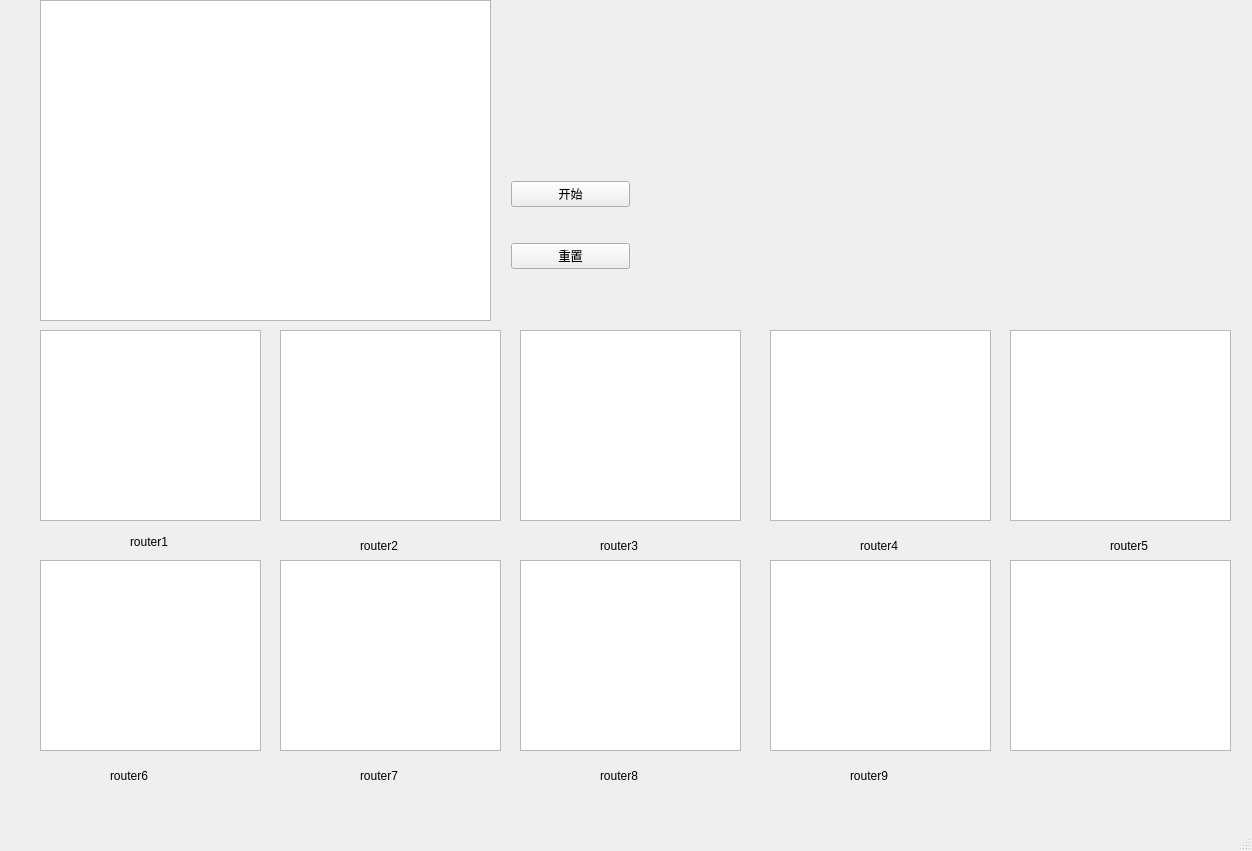
Before: the Qt Designer form Rip_Qt/Rip.ui in lwenxu/Rip_Qt, drawn with Qt 5.
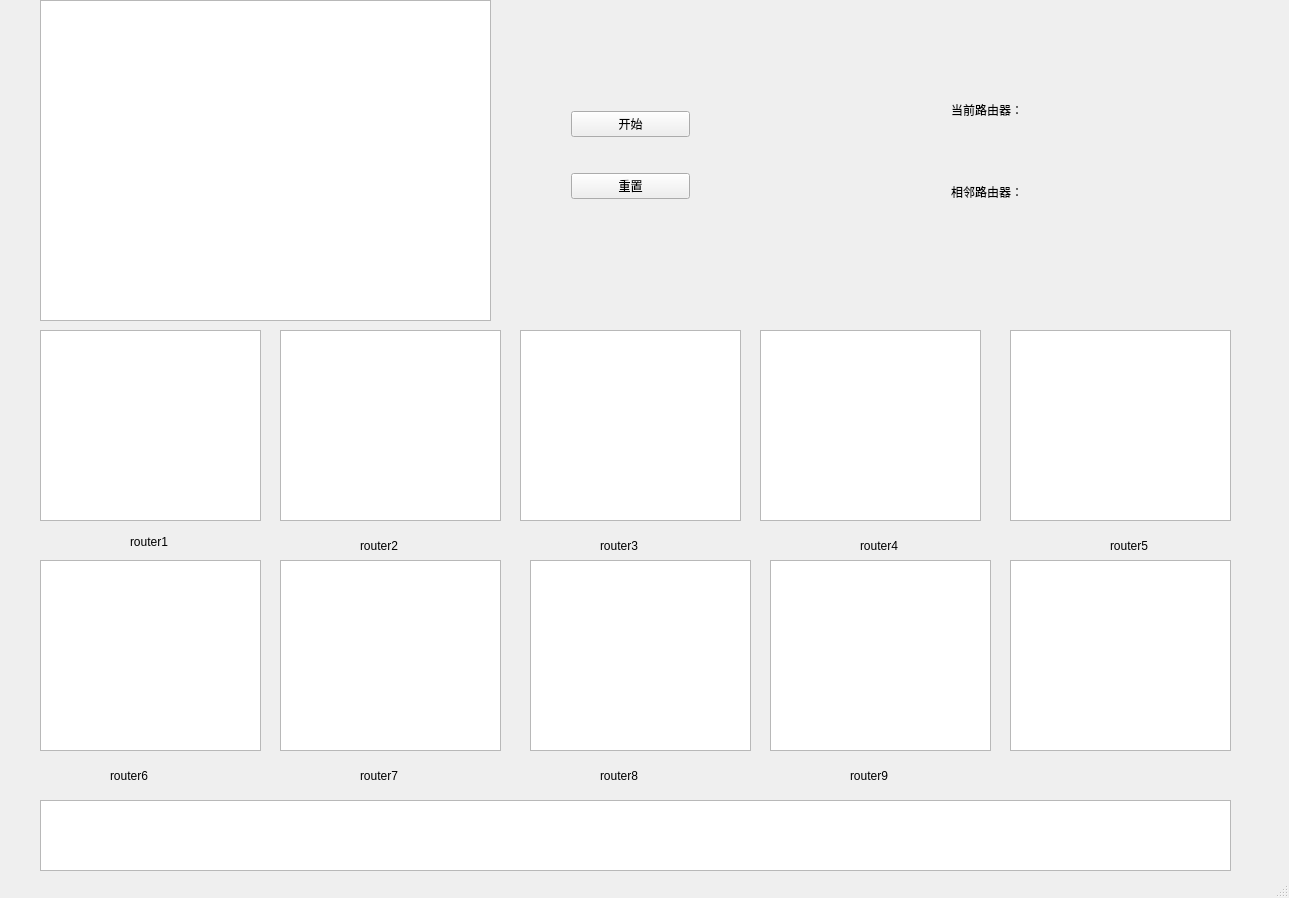
After: the same form once the commit is applied. Icons and pictures are not drawn.

What changed in the file:
```diff
--- a/Rip_Qt/Rip.ui
+++ b/Rip_Qt/Rip.ui
@@ -6,8 +6,8 @@
    <rect>
     <x>0</x>
     <y>0</y>
-    <width>1252</width>
-    <height>851</height>
+    <width>1289</width>
+    <height>898</height>
    </rect>
   </property>
   <property name="windowTitle">
@@ -46,7 +46,7 @@
    <widget class="QLabel" name="label_18">
     <property name="geometry">
      <rect>
-      <x>190</x>
+      <x>180</x>
       <y>140</y>
       <width>21</width>
       <height>21</height>
@@ -153,8 +153,8 @@
    <widget class="QWidget" name="layoutWidget">
     <property name="geometry">
      <rect>
-      <x>500</x>
-      <y>140</y>
+      <x>560</x>
+      <y>70</y>
       <width>141</width>
       <height>171</height>
      </rect>
@@ -293,8 +293,8 @@
    <widget class="QTableWidget" name="tableWidget_7">
     <property name="geometry">
      <rect>
-      <x>280</x>
-      <y>330</y>
+      <x>40</x>
+      <y>560</y>
       <width>221</width>
       <height>191</height>
      </rect>
@@ -303,8 +303,8 @@
    <widget class="QTableWidget" name="tableWidget_8">
     <property name="geometry">
      <rect>
-      <x>520</x>
-      <y>330</y>
+      <x>280</x>
+      <y>560</y>
       <width>221</width>
       <height>191</height>
      </rect>
@@ -313,8 +313,8 @@
    <widget class="QTableWidget" name="tableWidget_9">
     <property name="geometry">
      <rect>
-      <x>770</x>
-      <y>330</y>
+      <x>530</x>
+      <y>560</y>
       <width>221</width>
       <height>191</height>
      </rect>
@@ -346,8 +346,8 @@
    <widget class="QTableWidget" name="tableWidget_3">
     <property name="geometry">
      <rect>
-      <x>40</x>
-      <y>560</y>
+      <x>280</x>
+      <y>330</y>
       <width>221</width>
       <height>191</height>
      </rect>
@@ -356,8 +356,8 @@
    <widget class="QTableWidget" name="tableWidget_4">
     <property name="geometry">
      <rect>
-      <x>280</x>
-      <y>560</y>
+      <x>520</x>
+      <y>330</y>
       <width>221</width>
       <height>191</height>
      </rect>
@@ -366,8 +366,8 @@
    <widget class="QTableWidget" name="tableWidget_5">
     <property name="geometry">
      <rect>
-      <x>520</x>
-      <y>560</y>
+      <x>760</x>
+      <y>330</y>
       <width>221</width>
       <height>191</height>
      </rect>
@@ -393,6 +393,79 @@
      </rect>
     </property>
    </widget>
+   <widget class="QTextEdit" name="logs">
+    <property name="geometry">
+     <rect>
+      <x>40</x>
+      <y>800</y>
+      <width>1191</width>
+      <height>71</height>
+     </rect>
+    </property>
+   </widget>
+   <widget class="QWidget" name="layoutWidget">
+    <property name="geometry">
+     <rect>
+      <x>940</x>
+      <y>60</y>
+      <width>271</width>
+      <height>181</height>
+     </rect>
+    </property>
+    <layout class="QVBoxLayout" name="verticalLayout">
+     <item>
+      <layout class="QHBoxLayout" name="horizontalLayout">
+       <item>
+        <widget class="QLabel" name="label_2">
+         <property name="styleSheet">
+          <string notr="true">font: 18pt &quot;Consolas&quot;;</string>
+         </property>
+         <property name="text">
+          <string>当前路由器：</string>
+         </property>
+        </widget>
+       </item>
+       <item>
+        <widget class="QLabel" name="currentText">
+         <property name="styleSheet">
+          <string notr="true">font: 18pt &quot;Consolas&quot;;</string>
+         </property>
+         <property name="text">
+          <string/>
+         </property>
+        </widget>
+       </item>
+      </layout>
+     </item>
+     <item>
+      <layout class="QVBoxLayout" name="verticalLayout_2"/>
+     </item>
+     <item>
+      <layout class="QHBoxLayout" name="horizontalLayout_2">
+       <item>
+        <widget class="QLabel" name="label_3">
+         <property name="styleSheet">
+          <string notr="true">font: 18pt &quot;Consolas&quot;;</string>
+         </property>
+         <property name="text">
+          <string>相邻路由器：</string>
+         </property>
+        </widget>
+       </item>
+       <item>
+        <widget class="QLabel" name="neighborText">
+         <property name="styleSheet">
+          <string notr="true">font: 18pt &quot;Consolas&quot;;</string>
+         </property>
+         <property name="text">
+          <string/>
+         </property>
+        </widget>
+       </item>
+      </layout>
+     </item>
+    </layout>
+   </widget>
   </widget>
   <widget class="QStatusBar" name="statusBar"/>
  </widget>
```
